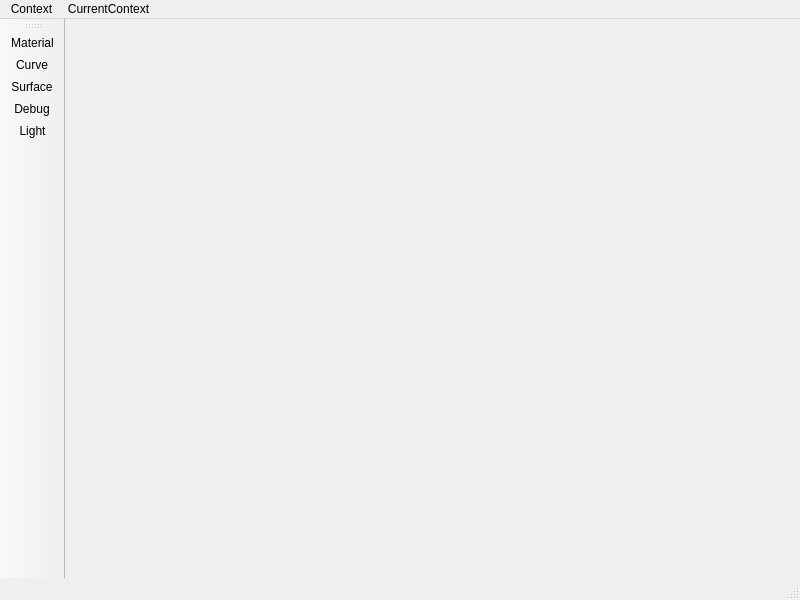
Above: src/gui/editor/properties/MainWindowProperties.ui from hiergaut/Goliath-Engine before the change. Below: the same form after it.
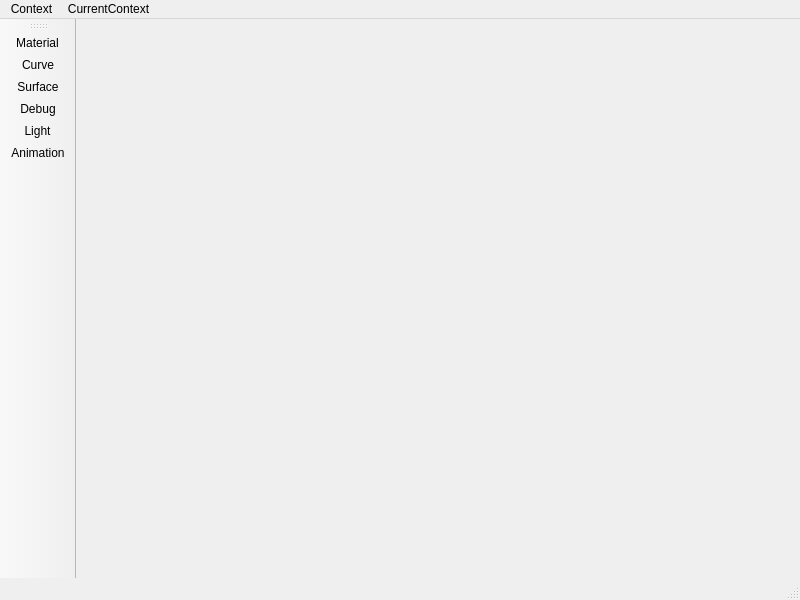
That is the form after the change. Icons and pictures are not drawn.

```diff
--- a/src/gui/editor/properties/MainWindowProperties.ui
+++ b/src/gui/editor/properties/MainWindowProperties.ui
@@ -57,6 +57,7 @@
    <addaction name="actionSurface"/>
    <addaction name="actionDebug"/>
    <addaction name="actionLight"/>
+   <addaction name="actionAnimation"/>
   </widget>
   <action name="actionMaterial">
    <property name="icon">
@@ -103,6 +104,15 @@
     <string>Light</string>
    </property>
   </action>
+  <action name="actionAnimation">
+   <property name="icon">
+    <iconset resource="../../../../resources/resources.qrc">
+     <normaloff>:/icons/pose.png</normaloff>:/icons/pose.png</iconset>
+   </property>
+   <property name="text">
+    <string>Animation</string>
+   </property>
+  </action>
  </widget>
  <resources>
   <include location="../../../../resources/resources.qrc"/>
```
Left out of the diff: 1 changed line with no effect on the pictures.
